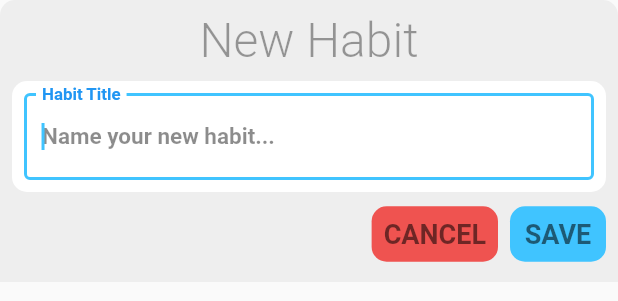
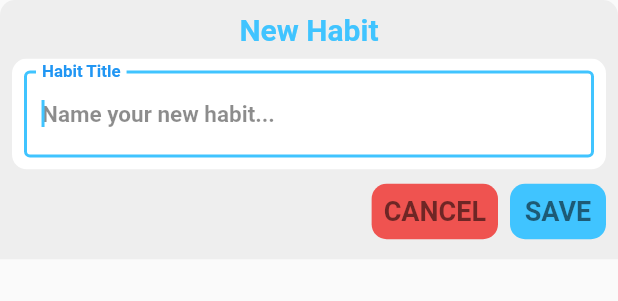
Before and after one commit to imclerran/achiever_app, a Flutter app: the NewHabitModal widget shown alone on an empty page, opened directly, on a phone screen of 412 x 824 dp. Shown: the top 301 px of the screen. Run offline on Flutter 3.47's test engine with Material 2 defaults, Android fonts, the light colour scheme and no system bars; our stand-ins replace equatable, flutter_bloc, flutter_font_icons, hydrated_bloc, simple_gradient_text, vibration.

Commit message:
fix overflow on habit modals

```diff
--- a/lib/widgets/edit_habit_modal.dart
+++ b/lib/widgets/edit_habit_modal.dart
@@ -24,16 +24,17 @@ class _EditHabitModalState extends State<EditHabitModal> {
         topRight: const Radius.circular(10.0),
       ),
       child: Container(
+        //constraints: BoxConstraints(maxHeight: 550),
+        //height: 521,
         padding:
             EdgeInsets.only(bottom: MediaQuery.of(context).viewInsets.bottom),
         color: theme.cardColor2,
-        // height: 300,
         child: Padding(
           padding: const EdgeInsets.all(8.0),
           child: Column(
             mainAxisSize: MainAxisSize.min,
             children: [
-              Text("Edit Habit", style: theme.h2),
+              Text("Edit Habit", style: theme.h3),
               SizedBox(height: 8.0),
               _buildModalTitleRow(titleController, theme),
               SizedBox(height: 4.0),
--- a/lib/widgets/new_habit_modal.dart
+++ b/lib/widgets/new_habit_modal.dart
@@ -30,7 +30,7 @@ class _NewHabitModalState extends State<NewHabitModal> {
           child: Column(
             mainAxisSize: MainAxisSize.min,
             children: [
-              Text("New Habit", style: theme.h2),
+              Text("New Habit", style: theme.h3),
               SizedBox(height: 8.0),
               _buildModalTitleRow(titleController, theme),
               SizedBox(height: 4.0),
```
